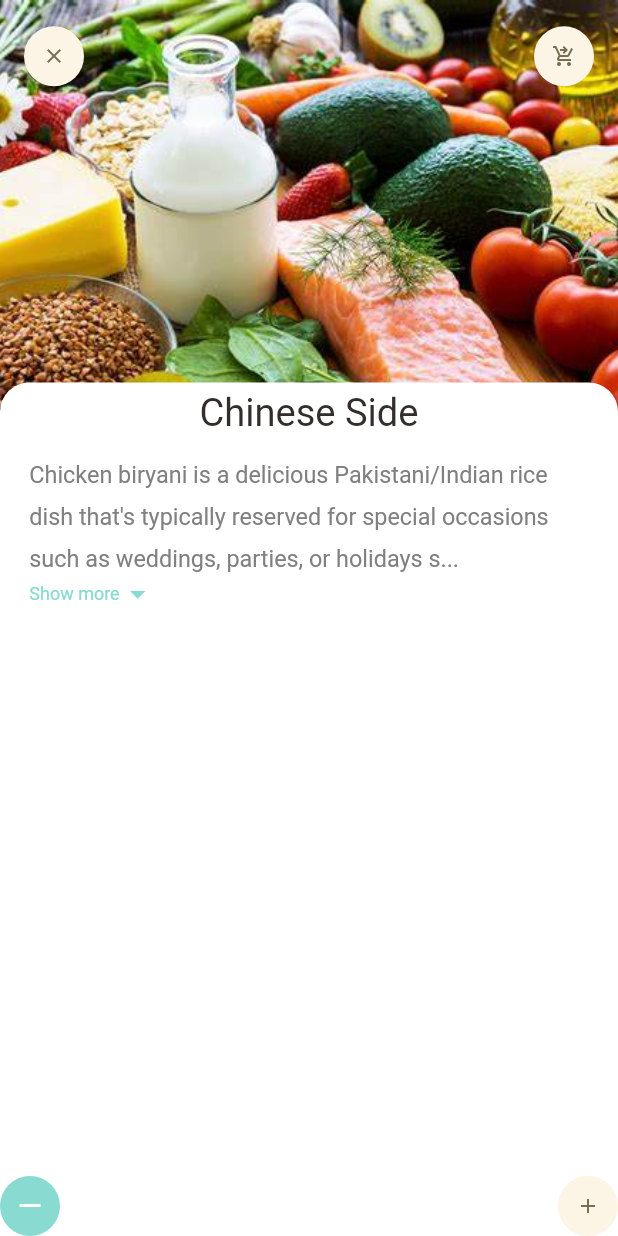
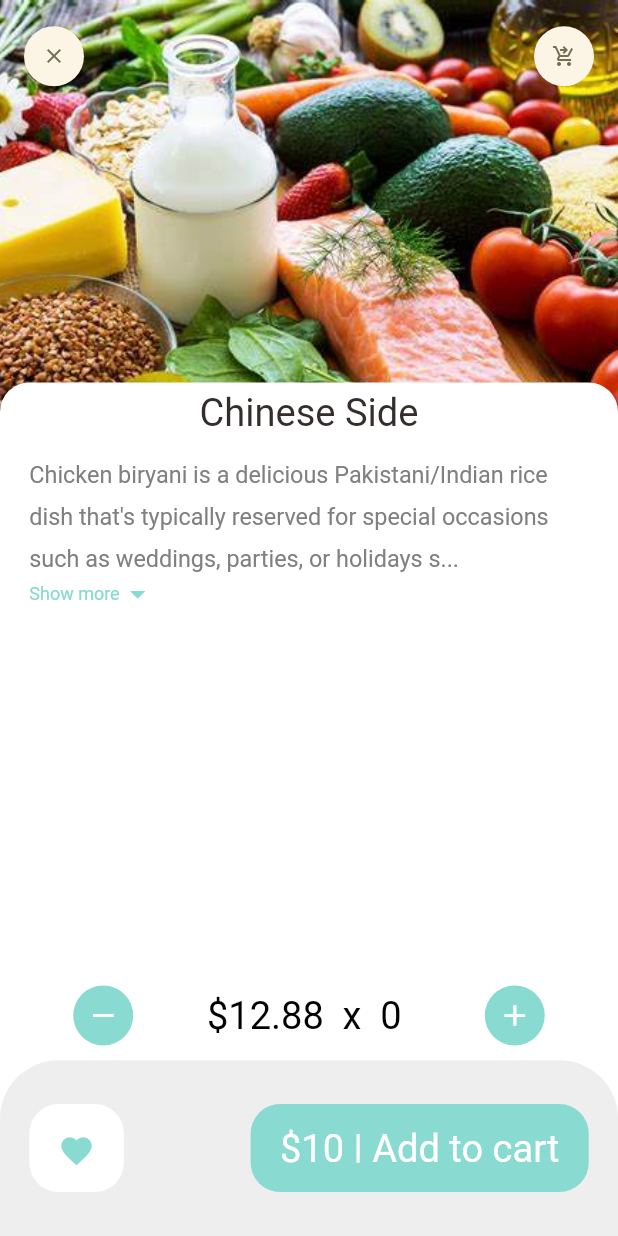
Before and after one commit to Amantha96/FoodApp, a Flutter app: the screen it shows after launch, on a phone screen of 412 x 824 dp. Run offline on Flutter 3.47's test engine with Material 2 defaults, Android fonts, the phone set to English and light mode, and no system bars; our stand-ins replace get; Roboto replaces fonts that are missing (TiltWarp-Regular).

Commit message:
first v.01

```diff
--- a/lib/Pages/food/recommendes_food_details.dart
+++ b/lib/Pages/food/recommendes_food_details.dart
@@ -77,7 +77,14 @@ class RecommendedFoodDetail extends StatelessWidget {
       bottomNavigationBar: Column(
         mainAxisSize: MainAxisSize.min,
         children: [
-          Row(
+          Container(
+            padding: EdgeInsets.only(
+              left: Dimensions.width20*2.5,
+              right: Dimensions.width20*2.5,
+              top: Dimensions.height10,
+              bottom: Dimensions.height10,
+            ),
+            child: Row(
               mainAxisAlignment: MainAxisAlignment.spaceBetween,
               children: [
                 AppIcon(
@@ -85,11 +92,57 @@ class RecommendedFoodDetail extends StatelessWidget {
                     iconColor:Colors.white,
                     backgroundColor:AppColors.mainColor,
                     icon: Icons.remove),
-              AppIcon(icon: Icons.add),
+                BigText(text:"\$12.88 "+" x "+" 0 ",color: Colors.black,size: Dimensions.font26,),
+                AppIcon(
+                    iconsize: Dimensions.iconSize24,
+                    iconColor:Colors.white,
+                    backgroundColor:AppColors.mainColor,
+                    icon: Icons.add),
+
 
 
               ],
+            ),
+          ),
+          Container(
+            height: Dimensions.bottomHeightBar,
+            padding: EdgeInsets.only(top:Dimensions.height30,bottom: Dimensions.height30,left: Dimensions.width20,right: Dimensions.width20),
+            decoration: BoxDecoration(
+                color: AppColors.buttonBackgroundColor,
+                borderRadius: BorderRadius.only(
+                  topLeft: Radius.circular(Dimensions.radius20*2),
+                  topRight: Radius.circular(Dimensions.radius20*2),
                 )
+            ),
+            child: Row(
+              mainAxisAlignment: MainAxisAlignment.spaceBetween,
+              children: [
+                Container(
+                  padding: EdgeInsets.only(top: Dimensions.height20,bottom: Dimensions.height20,left: Dimensions.width20,right: Dimensions.width20),
+                  decoration: BoxDecoration(
+                      borderRadius: BorderRadius.circular(Dimensions.radius20),
+                      color: Colors.white
+                  ),
+                  child:Icon(
+                    Icons.favorite,
+                    color: AppColors.mainColor,
+                  ),
+                ),
+                Container(
+                  padding: EdgeInsets.only(top:Dimensions.height15,bottom: Dimensions.height20,left: Dimensions.width20,right: Dimensions.width20),
+                  child: BigText(text: "\$10 | Add to cart",color: Colors.white,size: Dimensions.font16,),
+                  decoration: BoxDecoration(
+                      borderRadius: BorderRadius.circular(Dimensions.radius20),
+                      color: AppColors.mainColor
+
+                  ),
+
+                )
+
+              ],
+
+            ),
+          ),
         ],
 
       ),
```
Lines whose indentation alone changed are shown as unchanged.
